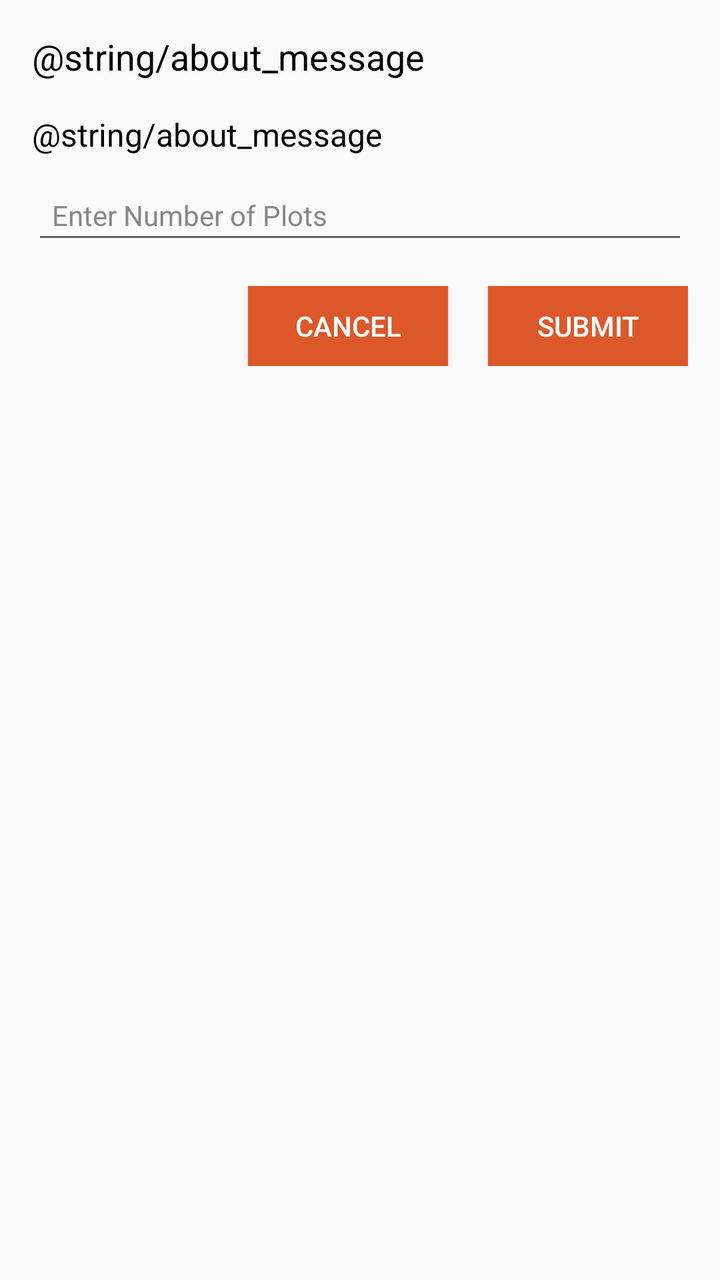
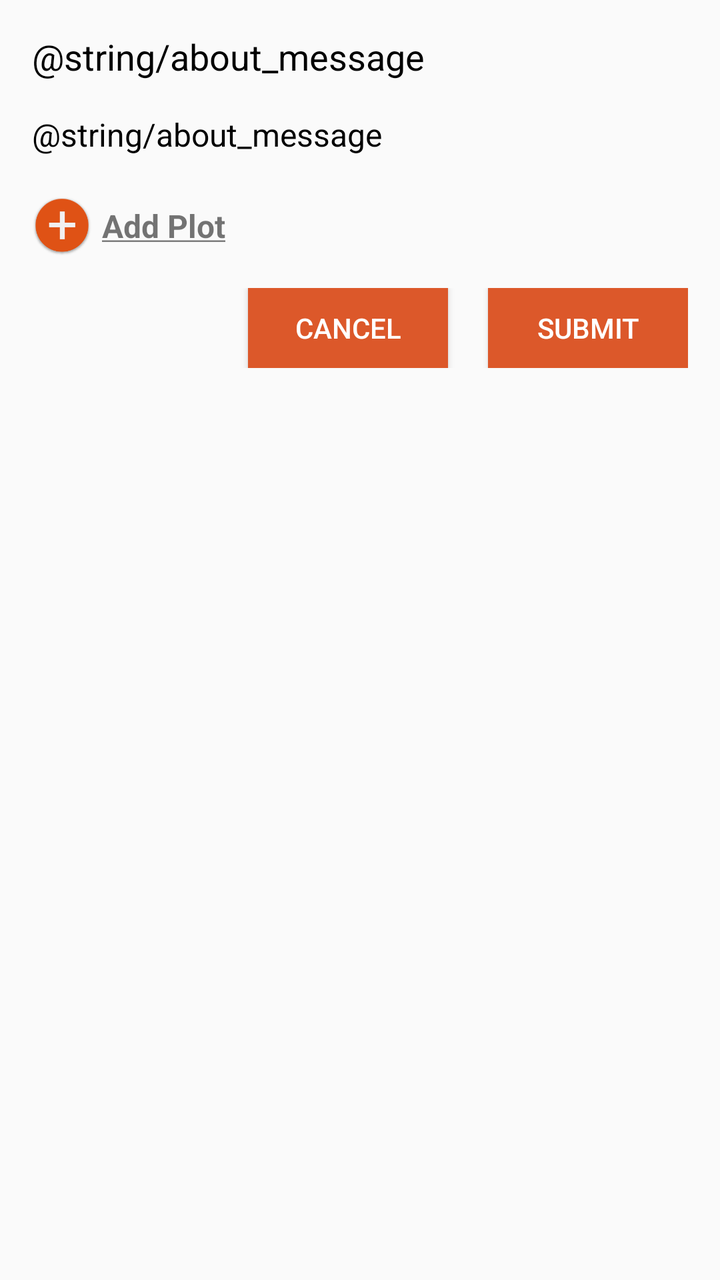

Screens rendered from an Android XML layout before and after an edit, with the pre-edit source and the edit as a unified diff.
<!-- AndroidManifest.xml: application theme AppCompactTheme -->
<!-- res/layout/plot_count_alert_dialog.xml -->
<?xml version="1.0" encoding="utf-8"?>
<LinearLayout
    xmlns:android="http://schemas.android.com/apk/res/android"
    android:layout_width="match_parent"
    android:padding="@dimen/activity_horizontal_margin"
    android:orientation="vertical"
    android:layout_height="match_parent">

    <TextView
        android:id="@+id/tv_title"
        android:layout_width="match_parent"
        android:text="@string/about_message"
        android:textColor="@color/black"
        android:textSize="18sp"
        android:layout_height="wrap_content"/>

    <TextView
        android:id="@+id/tv_msg"
        android:layout_width="match_parent"
        android:text="@string/about_message"
        android:layout_marginTop="@dimen/activity_vertical_margin"
        android:textColor="@color/black"
        android:textSize="16sp"
        android:layout_height="wrap_content"/>

    <EditText
        android:id="@+id/et_number_plot"
        android:layout_width="match_parent"
        android:hint="@string/record_polygon_input_hint"
        android:inputType="number"
        android:textSize="14sp"
        android:padding="@dimen/margin_10"
        android:textColorHint="@color/icon_grey_palette_2"
        android:textColor="@color/ofis_base_font_dark"
        android:layout_marginTop="@dimen/margin_10"
        android:layout_height="wrap_content"/>

    <RelativeLayout
        android:id="@+id/btnLayout"
        android:layout_width="match_parent"
        android:orientation="horizontal"
        android:layout_marginTop="@dimen/activity_vertical_margin"
        android:layout_height="wrap_content">
        <Button
            android:id="@+id/btn_no"
            android:layout_width="100dp"
            android:text="@string/cancel"
            android:textColor="@color/ofis_base_font_white"
            android:layout_toLeftOf="@+id/btn_yes"
            android:background="@drawable/btn_secondary_bg"
            android:layout_marginRight="@dimen/margin_10"
            android:layout_height="40dp"/>

        <Button
            android:id="@+id/btn_yes"
            android:layout_alignParentRight="true"
            android:layout_width="100dp"
            android:textColor="@color/ofis_base_font_white"
            android:background="@drawable/btn_primary_bg"
            android:layout_marginLeft="@dimen/margin_10"
            android:text="@string/submit"
            android:layout_height="40dp"/>


    </RelativeLayout>



</LinearLayout>
<!-- resources referenced by this layout -->
<resources>
  <color name="black">#000000</color>
  <color name="icon_grey_palette_2">#878786</color>
  <color name="ofis_base_font_dark">#222222</color>
  <color name="ofis_base_font_white">#ffffff</color>
  <dimen name="activity_horizontal_margin">16dp</dimen>
  <dimen name="activity_vertical_margin">16dp</dimen>
  <dimen name="margin_10">10dp</dimen>
  <!-- drawable btn_primary_bg (drawable) -->
  <shape xmlns:android="http://schemas.android.com/apk/res/android"
      android:shape="rectangle">
      <solid android:color="@color/btn_primary_background" />
  </shape>
  <!-- drawable btn_secondary_bg (drawable) -->
  <shape xmlns:android="http://schemas.android.com/apk/res/android"
      android:shape="rectangle">
      <solid android:color="@color/btn_secondary_background" />
  </shape>
  <string name="cancel">Cancel</string>
  <string name="record_polygon_input_hint">Enter Number of Plots</string>
  <string name="submit">Submit</string>
  <style name="AppCompactTheme" parent="Theme.AppCompat.Light">
          
          <item name="spinnerStyle">@android:style/Widget.Holo.Light.Spinner</item>
          <item name="android:spinnerItemStyle">@style/SpinnerItem</item>
          <item name="spinnerDropDownItemStyle">@style/SpinnerItem.DropDownItem</item>
          <item name="dropDownListViewStyle">@style/StandardSpinner</item>
  
          <item name="actionBarStyle">@style/AppTheme.ActionBarStyle</item>
          <item name="android:splitMotionEvents">false</item>
          <item name="android:windowEnableSplitTouch">false</item>
  
      </style>
  <color name="btn_primary_background">#dc582a</color>
  <color name="btn_secondary_background">#dc582a</color>
  <style name="SpinnerItem" parent="Widget.AppCompat.TextView.SpinnerItem">
          <item name="android:textColor">@color/ofis_base_font_white</item>
          <item name="android:textSize">@dimen/ofis_spinner_text</item>
      </style>
  <style name="SpinnerItem.DropDownItem" parent="Widget.AppCompat.Light.DropDownItem.Spinner">
          <item name="android:textColor">@color/ofis_text_field</item>
          <item name="background">@color/ofis_spinner_item_background</item>
      </style>
  <style name="StandardSpinner" parent="Widget.AppCompat.ListView.DropDown">
          <item name="android:dividerHeight">@dimen/ofis_spinner_itemseparator</item>
          <item name="divider">@color/ofis_spinner_divider</item>
      </style>
  <style name="AppTheme.ActionBarStyle" parent="Theme.AppCompat.Light">
          <item name="titleTextStyle">@style/AppTheme.ActionBar.TitleTextStyle</item>
      </style>
  <dimen name="ofis_spinner_text">14sp</dimen>
  <color name="ofis_text_field">#DE000000</color>
  <color name="ofis_spinner_item_background">@color/ofis_actionbar_background</color>
  <dimen name="ofis_spinner_itemseparator">1dp</dimen>
  <color name="ofis_spinner_divider">#ff333333</color>
  <style name="AppTheme.ActionBar.TitleTextStyle" parent="android:TextAppearance">
          <item name="android:textSize">@dimen/ofis_large_text</item>
          <item name="android:textStyle">bold</item>
      </style>
  <color name="ofis_actionbar_background">#dddddd</color>
  <dimen name="ofis_large_text">17sp</dimen>
</resources>

<!-- the commit's change to res/layout/plot_count_alert_dialog.xml (unified diff, before → after) -->
@@ -1,69 +1,101 @@
 <?xml version="1.0" encoding="utf-8"?>
-<LinearLayout
+<ScrollView
     xmlns:android="http://schemas.android.com/apk/res/android"
     android:layout_width="match_parent"
-    android:padding="@dimen/activity_horizontal_margin"
-    android:orientation="vertical"
     android:layout_height="match_parent">
 
-    <TextView
-        android:id="@+id/tv_title"
+    <LinearLayout
         android:layout_width="match_parent"
-        android:text="@string/about_message"
-        android:textColor="@color/black"
-        android:textSize="18sp"
-        android:layout_height="wrap_content"/>
+        android:padding="@dimen/activity_horizontal_margin"
+        android:orientation="vertical"
+        android:layout_height="match_parent">
 
-    <TextView
-        android:id="@+id/tv_msg"
-        android:layout_width="match_parent"
-        android:text="@string/about_message"
-        android:layout_marginTop="@dimen/activity_vertical_margin"
-        android:textColor="@color/black"
-        android:textSize="16sp"
-        android:layout_height="wrap_content"/>
+        <TextView
+            android:id="@+id/tv_title"
+            android:layout_width="match_parent"
+            android:text="@string/about_message"
+            android:textColor="@color/black"
+            android:textSize="18sp"
+            android:layout_height="wrap_content"/>
 
-    <EditText
-        android:id="@+id/et_number_plot"
-        android:layout_width="match_parent"
-        android:hint="@string/record_polygon_input_hint"
-        android:inputType="number"
-        android:textSize="14sp"
-        android:padding="@dimen/margin_10"
-        android:textColorHint="@color/icon_grey_palette_2"
-        android:textColor="@color/ofis_base_font_dark"
-        android:layout_marginTop="@dimen/margin_10"
-        android:layout_height="wrap_content"/>
+        <TextView
+            android:id="@+id/tv_msg"
+            android:layout_width="match_parent"
+            android:text="@string/about_message"
+            android:layout_marginTop="@dimen/activity_vertical_margin"
+            android:textColor="@color/black"
+            android:textSize="16sp"
+            android:layout_height="wrap_content"/>
 
-    <RelativeLayout
-        android:id="@+id/btnLayout"
-        android:layout_width="match_parent"
-        android:orientation="horizontal"
-        android:layout_marginTop="@dimen/activity_vertical_margin"
-        android:layout_height="wrap_content">
-        <Button
-            android:id="@+id/btn_no"
-            android:layout_width="100dp"
-            android:text="@string/cancel"
-            android:textColor="@color/ofis_base_font_white"
-            android:layout_toLeftOf="@+id/btn_yes"
-            android:background="@drawable/btn_secondary_bg"
-            android:layout_marginRight="@dimen/margin_10"
-            android:layout_height="40dp"/>
+        
 
-        <Button
-            android:id="@+id/btn_yes"
-            android:layout_alignParentRight="true"
-            android:layout_width="100dp"
-            android:textColor="@color/ofis_base_font_white"
-            android:background="@drawable/btn_primary_bg"
-            android:layout_marginLeft="@dimen/margin_10"
-            android:text="@string/submit"
-            android:layout_height="40dp"/>
+        <LinearLayout
+            android:layout_width="match_parent"
+            android:layout_height="wrap_content"
+            android:orientation="vertical">
 
 
-    </RelativeLayout>
+            <LinearLayout
+                android:layout_width="match_parent"
+                android:layout_height="wrap_content"
+                android:orientation="vertical"
+                android:padding="@dimen/margin_10"
+                android:animateLayoutChanges="true"
+                android:id="@+id/plotList">
+            </LinearLayout>
+
+            <LinearLayout
+                android:id="@+id/addPlot"
+                android:layout_width="match_parent"
+                android:layout_height="wrap_content"
+                android:gravity="center"
+                android:orientation="horizontal">
+                <ImageView
+                    android:layout_width="30dp"
+                    android:layout_height="30dp"
+                    android:gravity="center|left"
+                    android:src="@drawable/ic_ofis_add"/>
+                <TextView
+                    android:layout_width="match_parent"
+                    android:layout_height="wrap_content"
+                    android:text="@string/add_plot"
+                    android:textSize="16sp"
+                    android:textStyle="bold"
+                    android:paddingLeft="5dp"
+                    android:gravity="center|left"/>
+
+            </LinearLayout>
+        </LinearLayout>
+        <RelativeLayout
+            android:id="@+id/btnLayout"
+            android:layout_width="match_parent"
+            android:orientation="horizontal"
+            android:layout_marginTop="@dimen/activity_vertical_margin"
+            android:layout_height="wrap_content">
+            <Button
+                android:id="@+id/btn_no"
+                android:layout_width="100dp"
+                android:text="@string/cancel"
+                android:textColor="@color/ofis_base_font_white"
+                android:layout_toLeftOf="@+id/btn_yes"
+                android:background="@drawable/btn_secondary_bg"
+                android:layout_marginRight="@dimen/margin_10"
+                android:layout_height="40dp"/>
+
+            <Button
+                android:id="@+id/btn_yes"
+                android:layout_alignParentRight="true"
+                android:layout_width="100dp"
+                android:textColor="@color/ofis_base_font_white"
+                android:background="@drawable/btn_primary_bg"
+                android:layout_marginLeft="@dimen/margin_10"
+                android:text="@string/submit"
+                android:layout_height="40dp"/>
+
+
+        </RelativeLayout>
 
 
 
-</LinearLayout>
+    </LinearLayout>
+</ScrollView>
<!-- resource entries referenced after the edit -->
@@ -1,8 +1,6 @@
 <!-- resources referenced by this layout -->
 <resources>
   <color name="black">#000000</color>
-  <color name="icon_grey_palette_2">#878786</color>
-  <color name="ofis_base_font_dark">#222222</color>
   <color name="ofis_base_font_white">#ffffff</color>
   <dimen name="activity_horizontal_margin">16dp</dimen>
   <dimen name="activity_vertical_margin">16dp</dimen>
@@ -17,8 +15,9 @@
       android:shape="rectangle">
       <solid android:color="@color/btn_secondary_background" />
   </shape>
+  <!-- drawable ic_ofis_add: png bitmap (drawable-hdpi, 4378 bytes) -->
+  <string name="add_plot"><u>Add Plot</u></string>
   <string name="cancel">Cancel</string>
-  <string name="record_polygon_input_hint">Enter Number of Plots</string>
   <string name="submit">Submit</string>
   <style name="AppCompactTheme" parent="Theme.AppCompat.Light">
           
